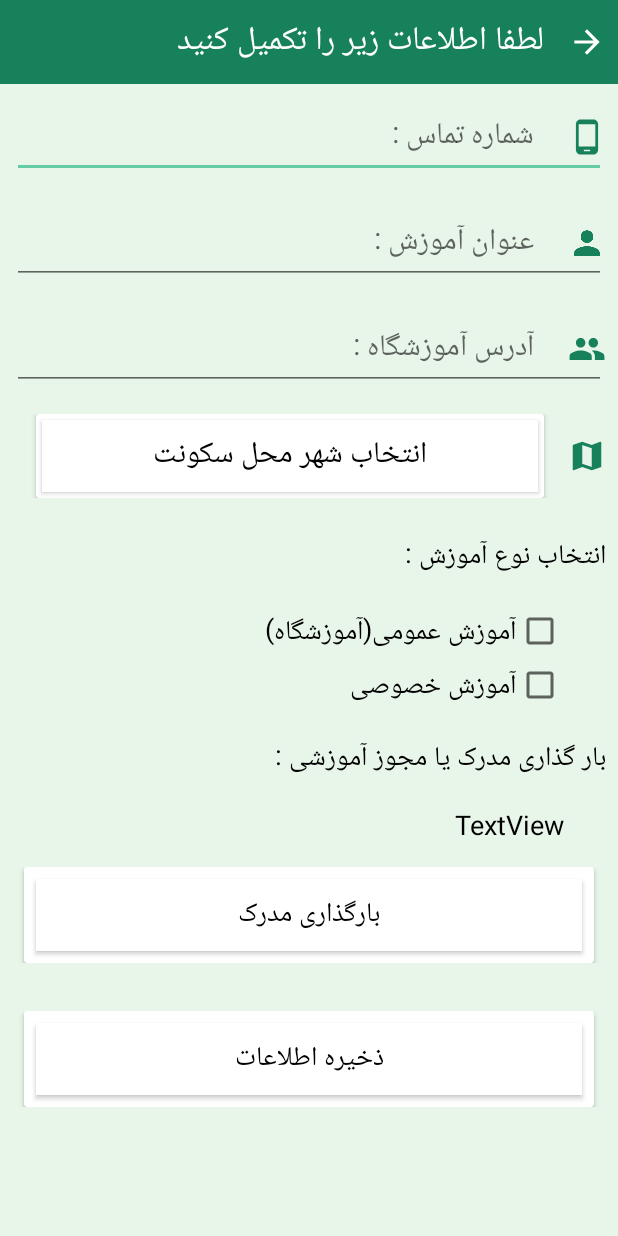
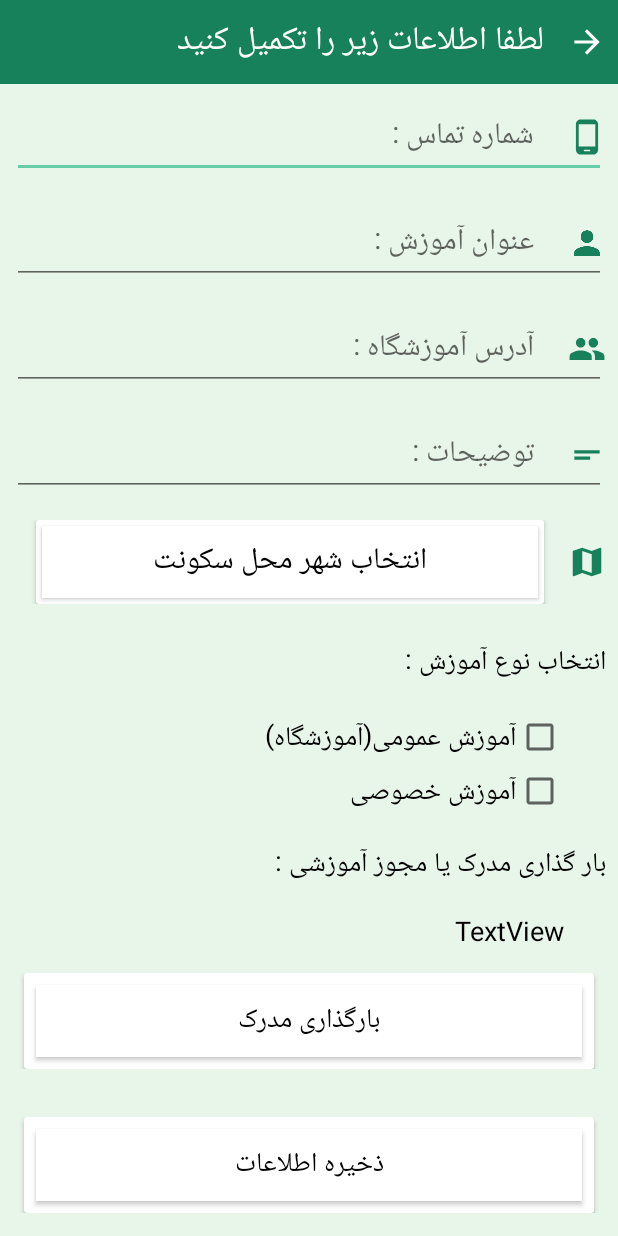
Before and after one commit to MostafaGhanbari9176/course-finder, an Android app: the ActivityRegistering screen opened directly, with no data from a screen before it, after a tap on "ذخیره اطلاعات", on a phone screen of 412 x 824 dp. Run offline under Robolectric (Android 15) with nearby library versions, the phone set to English and light mode, and no system bars; Roboto replaces fonts that are not available here.

Commit message:
improve code

```diff
--- a/app/src/main/java/ir/mahoorsoft/app/cityneed/model/api/Api.java
+++ b/app/src/main/java/ir/mahoorsoft/app/cityneed/model/api/Api.java
@@ -56,6 +56,8 @@ public interface Api {
             @Path("phone") long phone
     );
 
+  //  @GET()
+
     @GET("createAndSaveSmsCode/{phone}")
     Call<ArrayList<Response>> createSmsCode(
             @Path("phone") long phone
--- a/app/src/main/java/ir/mahoorsoft/app/cityneed/view/activity_account/activity_registering/ActivityRegistering.java
+++ b/app/src/main/java/ir/mahoorsoft/app/cityneed/view/activity_account/activity_registering/ActivityRegistering.java
@@ -19,7 +19,7 @@ import ir.mahoorsoft.app.cityneed.view.dialog.DialogPrvince;
  * Created by MAHNAZ on 10/16/2017.
  */
 
-public class ActivityRegistering extends AppCompatActivity implements View.OnClickListener, DialogPrvince.OnDialogPrvinceListener{
+public class ActivityRegistering extends AppCompatActivity implements View.OnClickListener, DialogPrvince.OnDialogPrvinceListener {
 
     Button btnBack;
     Button bntSave;
@@ -28,14 +28,15 @@ public class ActivityRegistering extends AppCompatActivity implements View.OnCli
     TextView txtPhone;
     TextView txtSubject;
     TextView txtAddress;
+    TextView txtTozihat;
 
     @Override
     protected void onCreate(Bundle savedInstanceState) {
         super.onCreate(savedInstanceState);
         setContentView(R.layout.activity_registering);
         pointers();
-        btnChosePrvince.setText(Pref.getStringValue(PrefKey.location,"انتخاب شهر محل سکونت"));
-        dialogPrvince = new DialogPrvince(this , this);
+        btnChosePrvince.setText(Pref.getStringValue(PrefKey.location, "انتخاب شهر محل سکونت"));
+        dialogPrvince = new DialogPrvince(this, this);
     }
 
     @Override
@@ -45,7 +46,10 @@ public class ActivityRegistering extends AppCompatActivity implements View.OnCli
     }
 
     private void pointers() {
-
+        txtTozihat = (TextView) findViewById(R.id.txtTozihat);
+        txtPhone = (TextView) findViewById(R.id.txtPhoneRegistery);
+        txtAddress = (TextView) findViewById(R.id.txtAddress);
+        txtSubject = (TextView) findViewById(R.id.txtSubject);
         btnBack = (Button) findViewById(R.id.btnBack_SumbitInformation);
         bntSave = (Button) findViewById(R.id.btnSaveRegistery);
         btnChosePrvince = (Button) findViewById(R.id.btnChosePrvince);
@@ -92,13 +96,20 @@ public class ActivityRegistering extends AppCompatActivity implements View.OnCli
 
     private void confirmData() {
 
-        if(txtPhone.getText().toString().trim().length() !=11){
+        if (txtPhone.getText().toString().trim().length() != 11 &&
+                txtSubject.getText().toString().trim().length()!=0 &&
+                txtAddress.getText().toString().trim().length()!=0&&
+                btnChosePrvince.getText().length()!=0) {
 
+
+
+        } else {
+            Toast.makeText(this, "لطفا اطلاعات را کامل وصحیح وارد کنید...", Toast.LENGTH_SHORT).show();
         }
     }///barresi
 
     @Override
     public void locationInformation() {
-        btnChosePrvince.setText(Pref.getStringValue(PrefKey.fakeLocation,""));
+        btnChosePrvince.setText(Pref.getStringValue(PrefKey.fakeLocation, ""));
     }
 }
--- /dev/null
+++ b/app/src/main/res/drawable/icon_txtShort.xml
@@ -0,0 +1,9 @@
+<vector xmlns:android="http://schemas.android.com/apk/res/android"
+        android:width="24dp"
+        android:height="24dp"
+        android:viewportWidth="24.0"
+        android:viewportHeight="24.0">
+    <path
+        android:fillColor="@color/colorLight"
+        android:pathData="M4,9h16v2L4,11zM4,13h10v2L4,15z"/>
+</vector>
--- a/app/src/main/res/layout/activity_registering.xml
+++ b/app/src/main/res/layout/activity_registering.xml
@@ -126,6 +126,35 @@
                         android:ems="10"
                         android:gravity="right|center_vertical"
                         android:hint="آدرس آموزشگاه : "
+                        android:inputType="textPersonName"
+                        android:paddingRight="48dp"
+                        android:textColor="@color/text_home"
+                        android:textSize="@dimen/txt_submit_iformation" />
+
+                </RelativeLayout>
+
+                <RelativeLayout
+                    android:layout_width="match_parent"
+                    android:layout_height="match_parent"
+                    android:layout_margin="8dp"
+                    android:orientation="horizontal">
+
+                    <ImageView
+                        android:layout_width="@dimen/btn_nav"
+                        android:layout_height="@dimen/btn_nav"
+                        android:layout_alignParentEnd="true"
+                        android:layout_centerVertical="true"
+                        app:srcCompat="@drawable/icon_txtShort" />
+
+                    <EditText
+                        android:id="@+id/txtTozihat"
+                        android:layout_width="match_parent"
+                        android:layout_height="wrap_content"
+                        android:layout_alignParentStart="true"
+                        android:layout_alignParentTop="true"
+                        android:ems="10"
+                        android:gravity="right|center_vertical"
+                        android:hint="توضیحات : "
                         android:inputType="textPersonName"
                         android:paddingRight="48dp"
                         android:textColor="@color/text_home"
```
Also changed, not shown: app/src/main/java/ir/mahoorsoft/app/cityneed/model/struct/StTeacher.java (added, +34 -0 lines), app/src/main/java/ir/mahoorsoft/app/cityneed/model/tables/teacher/teacher.java (added, +22 -0 lines).
